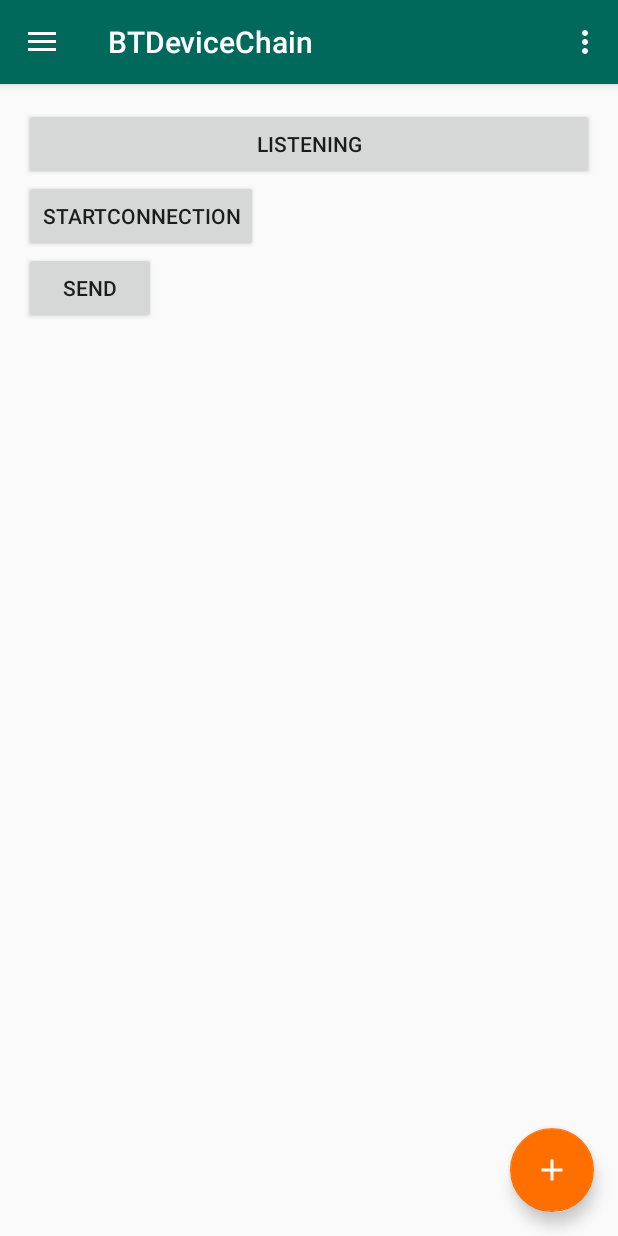
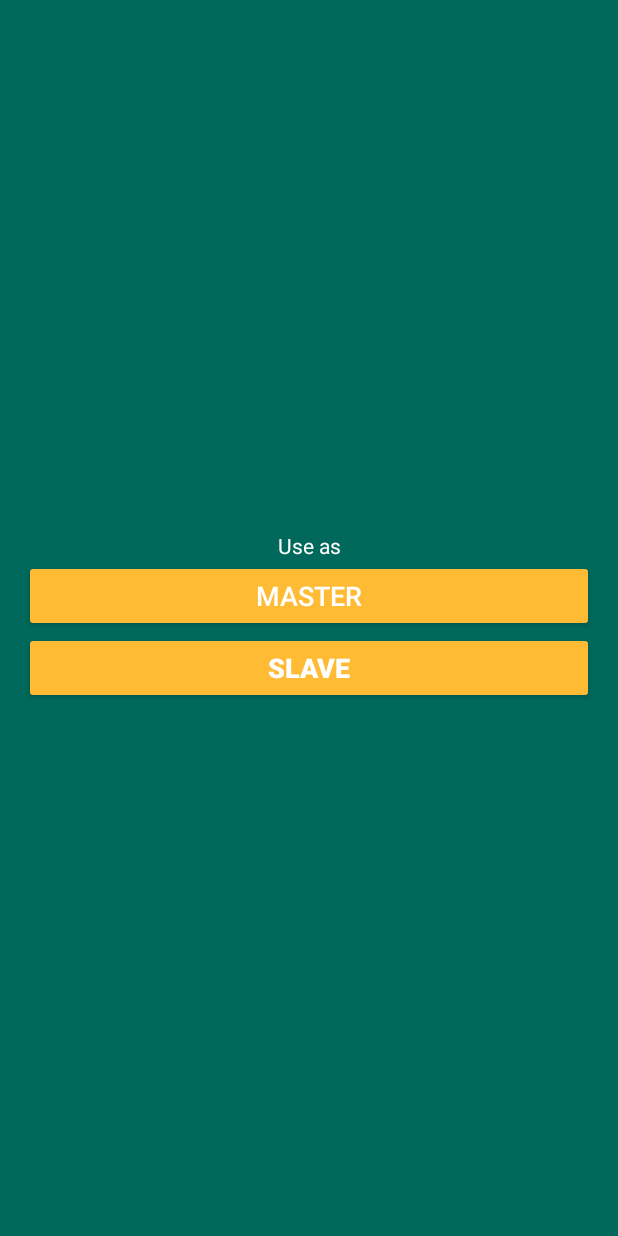
Before and after one commit to ChanakaR/BTDeviceChain, an Android app: the screen it shows after launch (MainActivity before the commit, LogInActivity after it), on a phone screen of 412 x 824 dp. Run offline under Robolectric (Android 15) with nearby library versions, the phone set to English and light mode, and no system bars.

Commit message:
added selection screen

```diff
--- a/app/src/main/AndroidManifest.xml
+++ b/app/src/main/AndroidManifest.xml
@@ -15,6 +15,9 @@
             android:name=".MainActivity"
             android:label="@string/app_name"
             android:theme="@style/AppTheme.NoActionBar">
+        </activity>
+        <activity android:name=".LogInActivity"
+            android:theme="@style/AppTheme.NoActionBar">
             <intent-filter>
                 <action android:name="android.intent.action.MAIN" />
 
--- /dev/null
+++ b/app/src/main/java/com/wbn/uom/btdevicechain/LogInActivity.java
@@ -0,0 +1,42 @@
+package com.wbn.uom.btdevicechain;
+
+import android.content.Intent;
+import android.support.v7.app.AppCompatActivity;
+import android.os.Bundle;
+import android.view.View;
+import android.widget.Button;
+
+public class LogInActivity extends AppCompatActivity {
+
+    private Button buttonMaster;
+    private Button buttonSlave;
+
+    @Override
+    protected void onCreate(Bundle savedInstanceState) {
+        super.onCreate(savedInstanceState);
+        setContentView(R.layout.activity_log_in);
+
+        buttonMaster = (Button)findViewById(R.id.btnMaster);
+        buttonSlave = (Button)findViewById(R.id.btnSlave);
+
+        buttonMaster.setOnClickListener(new View.OnClickListener() {
+            @Override
+            public void onClick(View v) {
+                startMainActivity("MASTER");
+            }
+        });
+
+        buttonSlave.setOnClickListener(new View.OnClickListener() {
+            @Override
+            public void onClick(View v) {
+                startMainActivity("VALUE");
+            }
+        });
+    }
+
+    private void startMainActivity(String value){
+        Intent intent = new Intent(LogInActivity.this, MainActivity.class);
+        intent.putExtra("STATE", value); //Optional parameters
+        LogInActivity.this.startActivity(intent);
+    }
+}
--- a/app/src/main/java/com/wbn/uom/btdevicechain/MainActivity.java
+++ b/app/src/main/java/com/wbn/uom/btdevicechain/MainActivity.java
@@ -2,6 +2,7 @@ package com.wbn.uom.btdevicechain;
 
 import android.bluetooth.BluetoothAdapter;
 import android.bluetooth.BluetoothDevice;
+import android.content.Intent;
 import android.net.Uri;
 import android.os.Bundle;
 import android.support.design.widget.FloatingActionButton;
@@ -40,6 +41,9 @@ public class MainActivity extends AppCompatActivity
     @Override
     protected void onCreate(Bundle savedInstanceState) {
         super.onCreate(savedInstanceState);
+
+        Intent intent = getIntent();
+        this.my_post = intent.getStringExtra("STATE");
 
         selectedBluetoothDevices = new ArrayList<>();
         deviceAddedFlag = false;
@@ -174,6 +178,10 @@ public class MainActivity extends AppCompatActivity
         this.deviceAddedFlag = false;
     }
 
+    public String getMyPost(){
+        return this.my_post;
+
+    }
 
 
 
--- /dev/null
+++ b/app/src/main/res/layout/activity_log_in.xml
@@ -0,0 +1,43 @@
+<?xml version="1.0" encoding="utf-8"?>
+<LinearLayout xmlns:android="http://schemas.android.com/apk/res/android"
+    xmlns:tools="http://schemas.android.com/tools"
+    android:id="@+id/activity_log_in"
+    android:layout_width="match_parent"
+    android:layout_height="match_parent"
+    android:paddingBottom="@dimen/activity_vertical_margin"
+    android:paddingLeft="@dimen/activity_horizontal_margin"
+    android:paddingRight="@dimen/activity_horizontal_margin"
+    android:paddingTop="@dimen/activity_vertical_margin"
+    android:orientation="vertical"
+    android:layout_gravity="center_horizontal|center_vertical"
+    android:gravity="center"
+    android:background="@color/colorPrimary"
+    tools:context="com.wbn.uom.btdevicechain.LogInActivity">
+
+    <TextView
+        android:text="Use as"
+        android:layout_width="match_parent"
+        android:layout_height="wrap_content"
+        android:id="@+id/textView2"
+        android:textColor="@android:color/background_light"
+        android:textAlignment="center" />
+
+    <Button
+        android:text="MASTER"
+        android:layout_width="match_parent"
+        android:layout_height="wrap_content"
+        android:id="@+id/btnMaster"
+        android:backgroundTint="@android:color/holo_orange_light"
+        android:textColor="@android:color/background_light"
+        android:textSize="18sp" />
+
+    <Button
+        android:text="SLAVE"
+        android:layout_width="match_parent"
+        android:layout_height="wrap_content"
+        android:id="@+id/btnSlave"
+        android:backgroundTint="@android:color/holo_orange_light"
+        android:textStyle="normal|bold"
+        android:textColor="@android:color/background_light"
+        android:textSize="18sp" />
+</LinearLayout>
```
